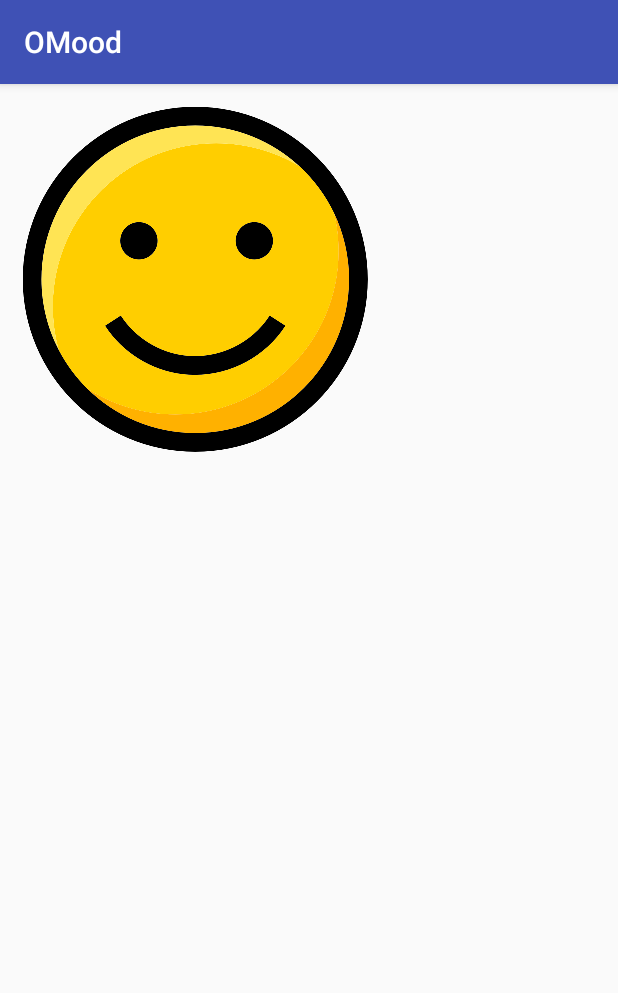
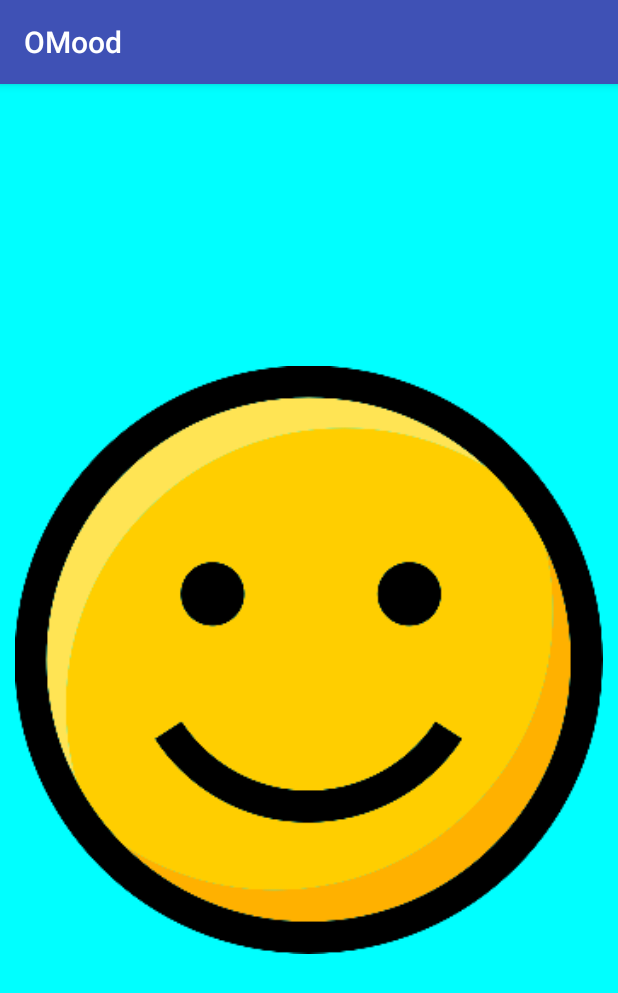
Before and after one commit to Boyman10/AMood, an Android app: the screen it shows after launch (MainActivity), on a phone screen of 412 x 824 dp. Shown: the top 993 px of the screen. Run offline under Robolectric (Android 15) with nearby library versions, the phone set to English and light mode, and no system bars.

Commit message:
Adding background color to emo

```diff
--- a/app/src/main/java/com/ocr/john/omood/model/MyAdapter.java
+++ b/app/src/main/java/com/ocr/john/omood/model/MyAdapter.java
@@ -2,13 +2,16 @@ package com.ocr.john.omood.model;
 
 import android.content.Context;
 import android.content.res.Resources;
+import android.graphics.Color;
 import android.graphics.drawable.Drawable;
 import android.support.v7.app.AlertDialog;
 import android.support.v7.widget.RecyclerView;
+import android.view.Gravity;
 import android.view.LayoutInflater;
 import android.view.View;
 import android.view.ViewGroup;
 import android.widget.ImageView;
+import android.widget.LinearLayout;
 import android.widget.TextView;
 
 import com.ocr.john.omood.R;
@@ -65,6 +68,19 @@ public class MyAdapter extends RecyclerView.Adapter<MyViewHolder> {
         holder.mImageView.setTag(mDatasetStr.get(position));
         holder.mImageView.setImageDrawable(mDataset.get(position));
 
+        // Switch color depending on emoticon : -TODO
+        holder.mImageView.setBackgroundColor(Color.CYAN);
+
+        // center the emoticon relative to the parent area :
+        // or change layout from within list_cell.xml resource file :
+        LinearLayout.LayoutParams lp = new LinearLayout.LayoutParams(
+                LinearLayout.LayoutParams.MATCH_PARENT,
+                LinearLayout.LayoutParams.MATCH_PARENT);
+        lp.gravity = Gravity.CENTER;
+        lp.setMargins(0,0,0,0);
+
+        holder.mImageView.setLayoutParams(lp);
+
     }
 
     // Return the size of your dataset (invoked by the layout manager)
--- a/app/src/main/res/layout/list_cell.xml
+++ b/app/src/main/res/layout/list_cell.xml
@@ -3,12 +3,13 @@
     xmlns:tools="http://schemas.android.com/tools"
     android:layout_width="match_parent"
     android:layout_height="match_parent"
-    android:layout_margin="15dp"
+    android:layout_margin="0dp"
     android:orientation="vertical">
 
     <ImageView
         android:id="@+id/imageView"
         android:layout_width="wrap_content"
         android:layout_height="wrap_content"
+        android:padding="10dp"
         />
 </LinearLayout>
```
